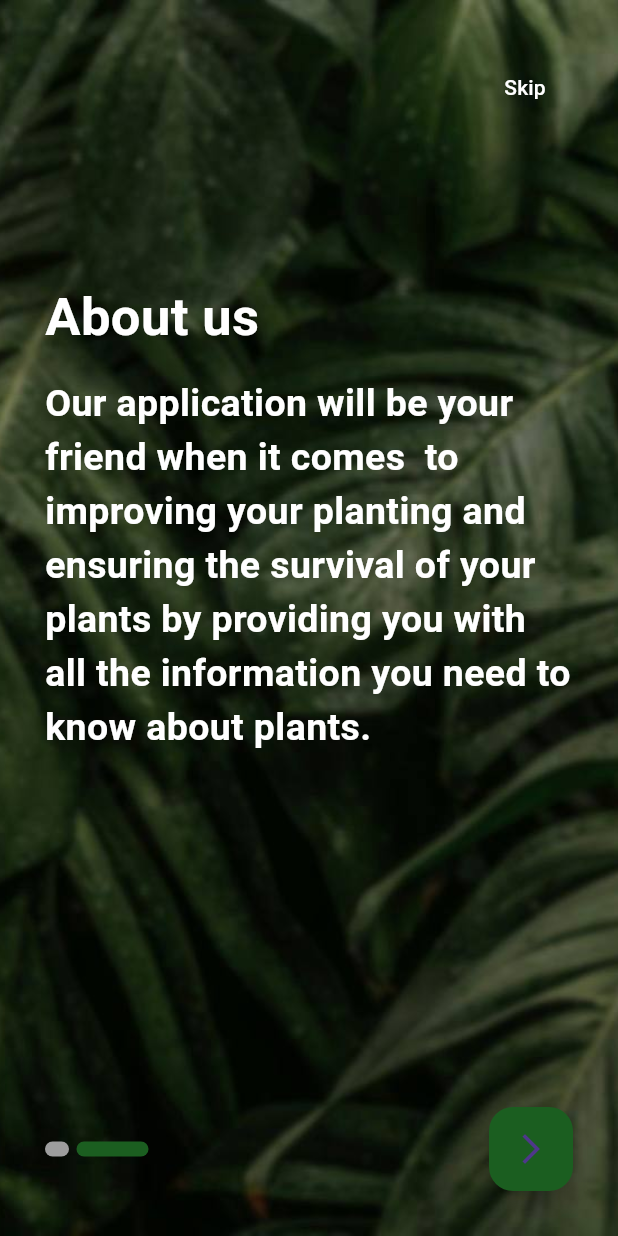
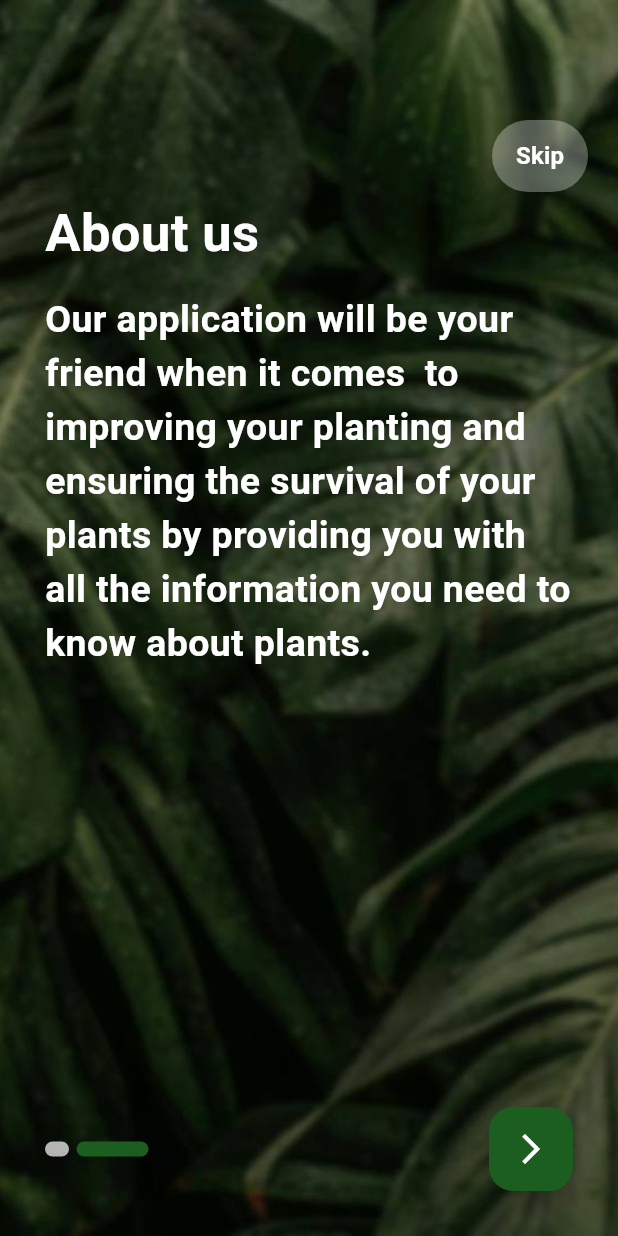
Before and after one commit to Shahdsayedgamal/Bloombuddy_reponsive, a Flutter app: the screen it shows after launch, after a tap on the "arrow forward ios" icon, on a phone screen of 412 x 824 dp. Run offline on Flutter 3.47's test engine with Material 3 defaults, Android fonts, the light colour scheme and no system bars; drawn by our look-alikes of smooth_page_indicator; our stand-ins replace dio, flutter_bloc.

Commit message:
new update

```diff
--- a/lib/main.dart
+++ b/lib/main.dart
@@ -17,25 +17,6 @@ class MyApp extends StatelessWidget {
   Widget build(BuildContext context) {
     return MaterialApp(
       debugShowCheckedModeBanner: false,
-      theme: ThemeData(
-        scaffoldBackgroundColor: Colors.white,
-        appBarTheme: AppBarTheme(
-          systemOverlayStyle: SystemUiOverlayStyle(
-            statusBarColor: Colors.white,
-            statusBarIconBrightness: Brightness.dark,
-          ),
-          backgroundColor: Colors.green,
-          elevation: 0.0,
-          titleTextStyle: TextStyle(
-            color: Colors.black,
-            fontSize: 20.0,
-            fontWeight: FontWeight.bold,
-          ),
-        ),
-        bottomNavigationBarTheme: BottomNavigationBarThemeData(
-          type: BottomNavigationBarType.fixed,
-        ),
-      ),
       home: OnBoardingScreen(),
     );
   }
--- a/lib/modules/on_boarding/on_boarding_screen.dart
+++ b/lib/modules/on_boarding/on_boarding_screen.dart
@@ -1,10 +1,12 @@
+import 'package:bloom_buddy/modules/login/login_screen.dart';
 import 'package:flutter/material.dart';
 import 'package:smooth_page_indicator/smooth_page_indicator.dart';
-import '../login/login_screen.dart';
+
+import '../../layout/layout_app/bloom_layout.dart';
 
 class BoardingModel {
-  final String title;
-  final String body;
+  String title;
+  String body;
 
   BoardingModel({
     required this.title,
@@ -18,8 +20,8 @@ class OnBoardingScreen extends StatefulWidget {
 }
 
 class _OnBoardingScreenState extends State<OnBoardingScreen> {
-  final PageController boardController = PageController();
-  final List<BoardingModel> boarding = [
+  var boardController = PageController();
+  List<BoardingModel> boarding = [
     BoardingModel(
       title: 'Welcome',
       body: 'To Bloom buddy',
@@ -46,36 +48,20 @@ class _OnBoardingScreenState extends State<OnBoardingScreen> {
   @override
   Widget build(BuildContext context) {
     return Scaffold(
-      body: Container(
+      body: Stack(
+        children: [
+          Container(
             decoration: BoxDecoration(
               image: DecorationImage(
                 image: AssetImage('assets/images/login.jpg'), // Your background image path
                 fit: BoxFit.cover,
               ),
             ),
-        child: Padding(
+          ),
+          Padding(
             padding: const EdgeInsets.all(30.0),
             child: Column(
               children: [
-              // Skip button in the app bar
-              PreferredSize(
-                preferredSize: Size.fromHeight(kToolbarHeight),
-                child: AppBar(
-                  backgroundColor: Colors.transparent,
-                  elevation: 0,
-                  actions: [
-                    TextButton(
-                      onPressed: () {
-                        navigateAndFinish(context, LoginScreen());
-                      },
-                      child: Text(
-                        'Skip',
-                        style: TextStyle(color: Colors.white),
-                      ),
-                    ),
-                  ],
-                ),
-              ),
                 Expanded(
                   child: PageView.builder(
                     controller: boardController,
@@ -87,9 +73,7 @@ class _OnBoardingScreenState extends State<OnBoardingScreen> {
                         print('you reached the end');
                       } else {
                         print('not last');
-                      setState(() {
                         isLast = false;
-                      });
                       }
                     },
                     itemBuilder: (context, index) =>
@@ -105,7 +89,7 @@ class _OnBoardingScreenState extends State<OnBoardingScreen> {
                     SmoothPageIndicator(
                       controller: boardController,
                       effect: ExpandingDotsEffect(
-                      dotColor: Colors.grey,
+                        dotColor: Colors.white70,
                         activeDotColor: Colors.green[900]!,
                         dotHeight: 10,
                         spacing: 5.0,
@@ -116,7 +100,7 @@ class _OnBoardingScreenState extends State<OnBoardingScreen> {
                     FloatingActionButton(
                       onPressed: () {
                         if (isLast) {
-                        navigateAndFinish(context, LoginScreen());
+                          navigateAndFinish(context, AppLayout());
                         } else {
                           boardController.nextPage(
                             duration: Duration(milliseconds: 750),
@@ -125,13 +109,37 @@ class _OnBoardingScreenState extends State<OnBoardingScreen> {
                         }
                       },
                       backgroundColor: Colors.green[900],
-                    child: Icon(Icons.arrow_forward_ios),
+                      child: Icon(Icons.arrow_forward_ios,color: Colors.white,),
                     ),
                   ],
                 ),
               ],
             ),
           ),
+          Positioned(
+            top: 80.0,
+            right: 20.0,
+            child: Container(
+              decoration: BoxDecoration(
+                borderRadius: BorderRadius.circular(25),
+                color: Colors.white.withOpacity(0.3),
+              ),
+              child: TextButton(
+                onPressed: () {
+                  navigateAndFinish(context, LoginScreen());
+                },
+                child: Text(
+                  'Skip',
+                  style: TextStyle(
+                    color: Colors.white,
+                    fontSize: 16.0,
+                    fontWeight: FontWeight.bold,
+                  ),
+                ),
+              ),
+            ),
+          ),
+        ],
       ),
     );
   }
```
Lines whose indentation alone changed are shown as unchanged.
